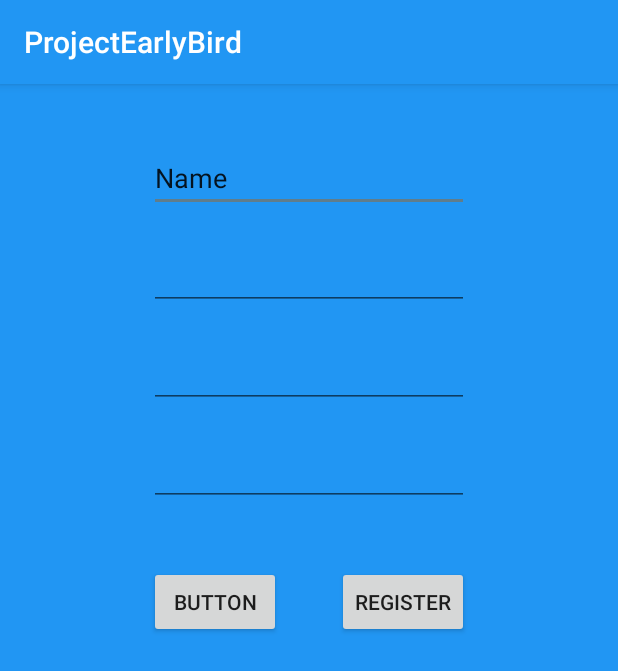
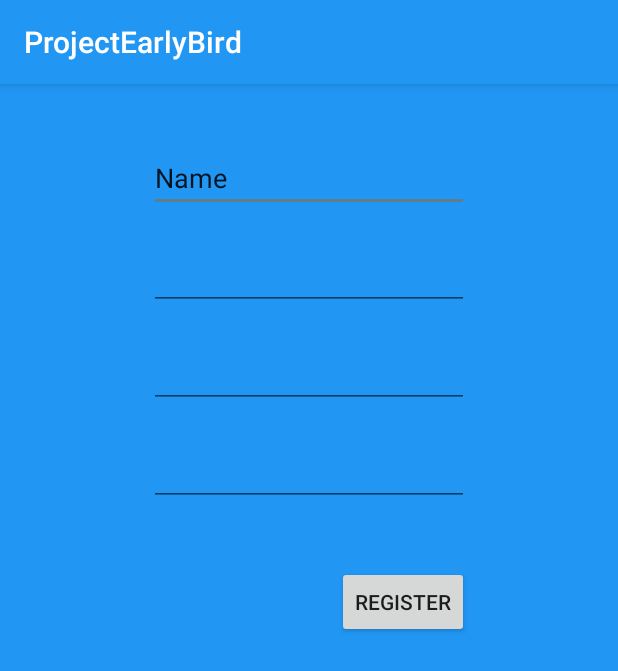
Before and after one commit to jnikodemus/projectearlybird, an Android app: the RegisterActivity screen opened directly, with no data from a screen before it, on a phone screen of 412 x 824 dp. Shown: the top 671 px of the screen. Run offline under Robolectric (Android 15) with nearby library versions, the phone set to English and light mode, and no system bars.

Commit message:
deleted actRegisterBtnCancel

```diff
--- a/app/src/main/res/layout/activity_register.xml
+++ b/app/src/main/res/layout/activity_register.xml
@@ -64,12 +64,4 @@
         app:layout_constraintEnd_toEndOf="@+id/actRegisterEditTxtPasswordRetry"
         app:layout_constraintTop_toBottomOf="@+id/actRegisterEditTxtPasswordRetry" />
 
-    <Button
-        android:id="@+id/actRegisterBtnCancel"
-        android:layout_width="wrap_content"
-        android:layout_height="wrap_content"
-        android:layout_marginTop="40dp"
-        android:text="Button"
-        app:layout_constraintStart_toStartOf="@+id/actRegisterEditTxtPasswordRetry"
-        app:layout_constraintTop_toBottomOf="@+id/actRegisterEditTxtPasswordRetry" />
 </androidx.constraintlayout.widget.ConstraintLayout>
```
